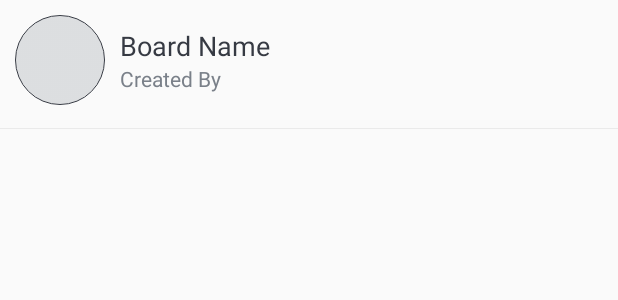
After one commit to joaolpferreira/AndroidTreloClone1, an Android app: the layout item_board.xml on its own in the app's theme, with its tools: preview values and no code run, on a phone screen of 412 x 824 dp. The commit adds this screen. Shown: the top 300 px of the screen. Run offline under Robolectric (Android 15) with nearby library versions, the phone set to English and light mode, and no system bars.

Commit message:
Board added to mainActivity on fresh start

```diff
--- a/app/src/main/java/com/example/treloclone/utils/Constants.kt
+++ b/app/src/main/java/com/example/treloclone/utils/Constants.kt
@@ -16,6 +16,7 @@ object Constants {
     const val IMAGE: String = "image"
     const val NAME: String = "name"
     const val MOBILE: String = "mobile"
+    const val ASSIGNED_TO = "assignedTo"
     const val READ_STORAGE_PERMISSION_CODE = 1
     const val PICK_IMAGE_REQUEST_CODE = 2
 
--- /dev/null
+++ b/app/src/main/res/layout/item_board.xml
@@ -0,0 +1,57 @@
+<?xml version="1.0" encoding="utf-8"?>
+<LinearLayout xmlns:android="http://schemas.android.com/apk/res/android"
+    xmlns:app="http://schemas.android.com/apk/res-auto"
+    xmlns:tools="http://schemas.android.com/tools"
+    android:layout_width="match_parent"
+    android:layout_height="wrap_content"
+    android:layout_marginBottom="@dimen/item_board_content_marginBottom"
+    android:background="?attr/selectableItemBackground"
+    android:orientation="vertical">
+
+    <LinearLayout
+        android:layout_width="match_parent"
+        android:layout_height="wrap_content"
+        android:gravity="center_vertical"
+        android:orientation="horizontal"
+        android:padding="@dimen/item_board_content_padding">
+
+        <de.hdodenhof.circleimageview.CircleImageView
+            android:id="@+id/iv_board_image"
+            android:layout_width="@dimen/item_board_image_size"
+            android:layout_height="@dimen/item_board_image_size"
+            android:contentDescription="@string/image_contentDescription"
+            android:src="@drawable/ic_board_place_holder"
+            app:civ_border_color="@color/primary_text_color"
+            app:civ_border_width="@dimen/item_board_image_circular_border_width" />
+
+        <LinearLayout
+            android:layout_width="match_parent"
+            android:layout_height="wrap_content"
+            android:layout_marginStart="@dimen/item_board_name_layout_marginStart"
+            android:orientation="vertical">
+
+            <TextView
+                android:id="@+id/tv_name"
+                android:layout_width="match_parent"
+                android:layout_height="wrap_content"
+                android:textColor="@color/primary_text_color"
+                android:textSize="@dimen/item_board_name_text_size"
+                tools:text="Board Name" />
+
+            <TextView
+                android:id="@+id/tv_created_by"
+                android:layout_width="match_parent"
+                android:layout_height="wrap_content"
+                android:textColor="@color/secondary_text_color"
+                android:textSize="@dimen/item_board_created_by_text_size"
+                tools:text="Created By" />
+        </LinearLayout>
+    </LinearLayout>
+
+    <View
+        android:layout_width="match_parent"
+        android:layout_height="@dimen/item_board_divider_height"
+        android:layout_marginTop="@dimen/item_board_divider_marginTop"
+        android:background="@color/divider_color" />
+
+</LinearLayout>
```
Also changed, not shown: app/src/main/java/com/example/treloclone/activities/MainActivity.kt (+35 -2 lines), app/src/main/java/com/example/treloclone/adapters/BoardItemsAdapter.kt (added, +99 -0 lines), app/src/main/java/com/example/treloclone/firebase/FireStoreClass.kt (+27 -2 lines), app/src/main/res/layout/content_main.xml (+29 -11 lines).
